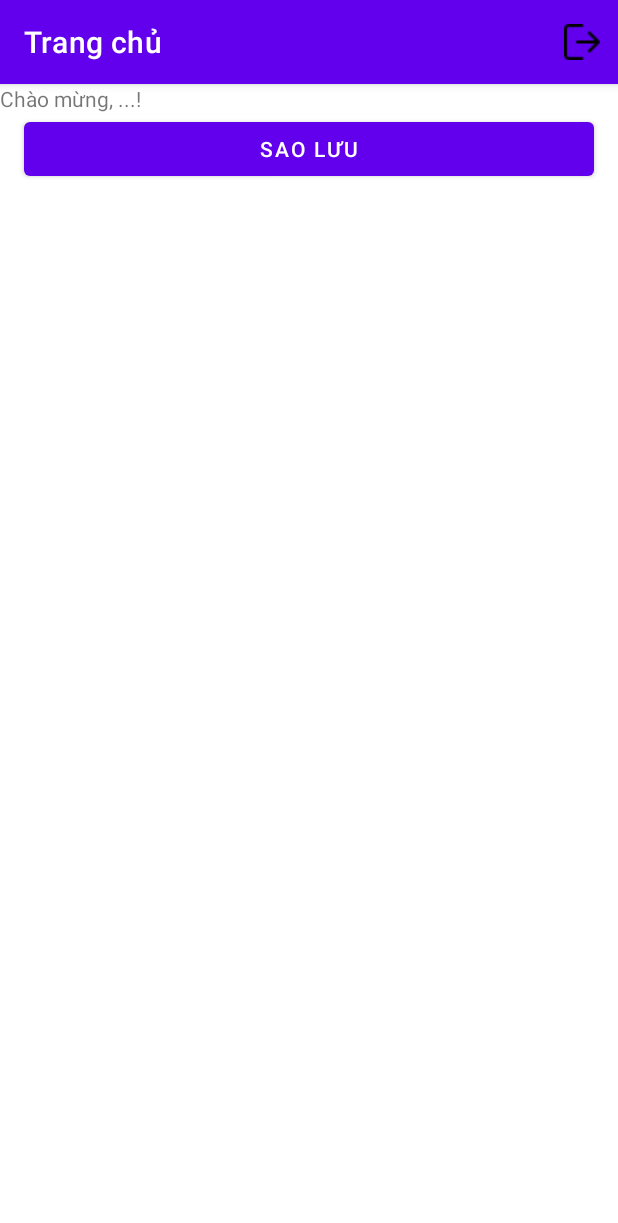
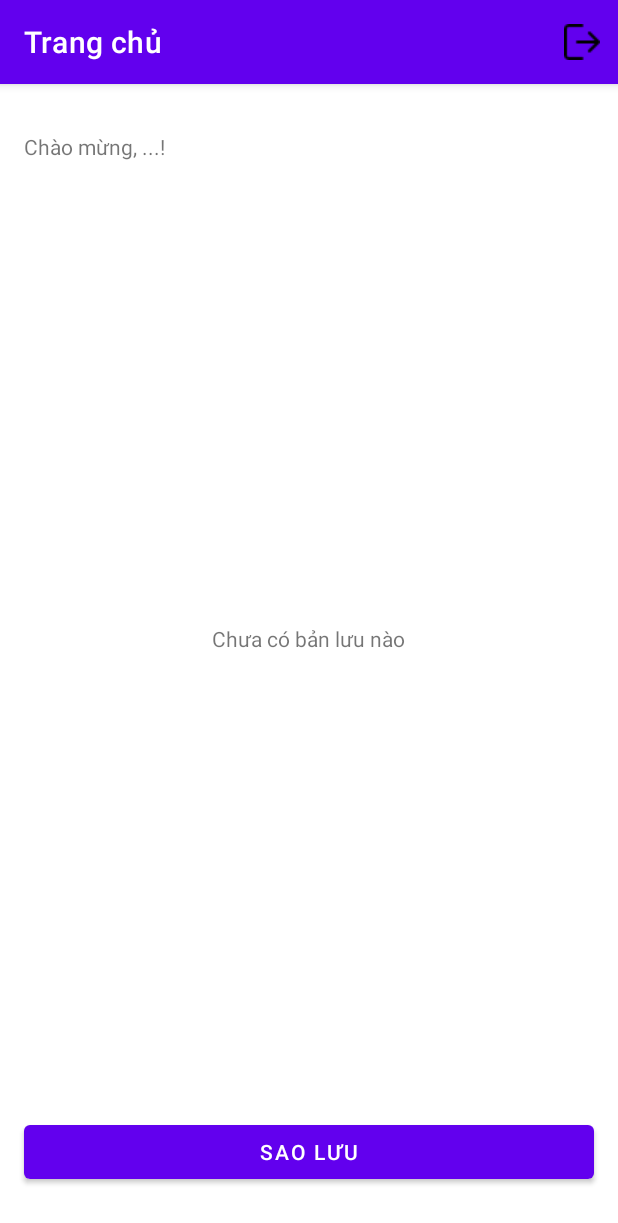
Before and after one commit to nhp200199/data-backup, an Android app: the screen it shows after launch once a user with an empty profile is signed in (HomeActivity), on a phone screen of 412 x 824 dp. Shown: the top 1223 px of the screen. Run offline under Robolectric (Android 15) with nearby library versions, the phone set to English and light mode, and no system bars; our stand-ins replace Firebase (no records; nobody signed in at launch, a user with empty details on screens opened directly), RxJava; 2 statements that could not run were skipped.

Commit message:
populate UI with records

```diff
--- a/app/build.gradle
+++ b/app/build.gradle
@@ -38,6 +38,7 @@ dependencies {
     implementation 'androidx.appcompat:appcompat:1.4.1'
     implementation 'com.google.android.material:material:1.5.0'
     implementation 'androidx.constraintlayout:constraintlayout:2.1.3'
+    implementation 'androidx.swiperefreshlayout:swiperefreshlayout:1.1.0'
     testImplementation 'junit:junit:4.13.2'
     androidTestImplementation 'androidx.test.ext:junit:1.1.3'
     androidTestImplementation 'androidx.test.espresso:espresso-core:3.4.0'
--- a/app/src/main/java/com/example/databackup/backup/view/HomeActivity.java
+++ b/app/src/main/java/com/example/databackup/backup/view/HomeActivity.java
@@ -5,6 +5,9 @@ import androidx.appcompat.app.AppCompatActivity;
 import androidx.core.app.ActivityCompat;
 import androidx.core.content.ContextCompat;
 import androidx.lifecycle.ViewModelProvider;
+import androidx.recyclerview.widget.DividerItemDecoration;
+import androidx.recyclerview.widget.LinearLayoutManager;
+import androidx.recyclerview.widget.RecyclerView;
 
 import android.Manifest;
 import android.content.Intent;
@@ -14,6 +17,7 @@ import android.util.Log;
 import android.view.Menu;
 import android.view.MenuInflater;
 import android.view.MenuItem;
+import android.view.View;
 import android.widget.Toast;
 
 import com.example.databackup.BaseActivity;
@@ -21,12 +25,15 @@ import com.example.databackup.R;
 import com.example.databackup.auth.repository.AuthRepository;
 import com.example.databackup.auth.view.LoginActivity;
 import com.example.databackup.backup.repository.RecordsRepository;
+import com.example.databackup.backup.view.adapter.RecordsAdapter;
 import com.example.databackup.backup.viewmodel.HomeViewModel;
 import com.example.databackup.databinding.ActivityHomeBinding;
 import com.google.android.gms.auth.api.signin.GoogleSignIn;
 import com.google.android.gms.auth.api.signin.GoogleSignInClient;
 import com.google.android.gms.auth.api.signin.GoogleSignInOptions;
 import com.google.firebase.auth.FirebaseAuth;
+
+import java.util.ArrayList;
 
 import io.reactivex.android.schedulers.AndroidSchedulers;
 import io.reactivex.disposables.CompositeDisposable;
@@ -45,6 +52,7 @@ public class HomeActivity extends BaseActivity {
     private ActivityHomeBinding binding;
     private HomeViewModel mHomeViewModel;
     private CompositeDisposable viewSubscription = new CompositeDisposable();
+    private RecordsAdapter mRecordsAdapter;
 
     @Override
     protected void onCreate(Bundle savedInstanceState) {
@@ -62,6 +70,24 @@ public class HomeActivity extends BaseActivity {
 
         mHomeViewModel.fetchRecords(userEmail);
 
+        setUpView();
+        setUpViewListeners();
+    }
+
+    private void setUpView() {
+        LinearLayoutManager layoutManager = new LinearLayoutManager(this, LinearLayoutManager.VERTICAL, false);
+        DividerItemDecoration dividerItemDecoration = new DividerItemDecoration(this,
+                layoutManager.getOrientation());
+        mRecordsAdapter = new RecordsAdapter(this, new ArrayList<Long>());
+        mRecordsAdapter.setClickListener((v, index) -> {
+            Toast.makeText(this, "clicked " + index, Toast.LENGTH_SHORT).show();
+        });
+        binding.rcvRecords.setAdapter(mRecordsAdapter);
+        binding.rcvRecords.setLayoutManager(layoutManager);
+        binding.rcvRecords.addItemDecoration(dividerItemDecoration);
+    }
+
+    private void setUpViewListeners() {
         binding.tvWelcomeUserEmail.setText(String.format(getString(R.string.home_activity_txt_welcome_user_with_argument), userEmail));
         binding.btnBackUp.setOnClickListener(v -> {
             if (!checkPermissions(NEEDED_PERMISSIONS)) {
@@ -81,15 +107,15 @@ public class HomeActivity extends BaseActivity {
 
     private void makeViewSubscriptions() {
         Disposable backUpStatusDisposable = mHomeViewModel.getBackUpStatusObservable().observeOn(AndroidSchedulers.mainThread()).subscribe(status -> {
-            Toast.makeText(this, "in_progress", Toast.LENGTH_SHORT).show();
             switch (status) {
                 case IN_PROGRESS:
-                    Toast.makeText(this, "in_progress", Toast.LENGTH_SHORT).show();
+                    showLoadingDialog();
                     break;
                 case FAIL:
-                    Toast.makeText(this, "fail", Toast.LENGTH_SHORT).show();
+                    showInformationPopup("Thất bại", "Có lỗi trong quá trình thực hiện. Vui lòng thử lại");
                     break;
                 case SUCCESS:
+                    hidePopup();
                     Toast.makeText(this, "success", Toast.LENGTH_SHORT).show();
                     break;
                 default:
@@ -101,6 +127,20 @@ public class HomeActivity extends BaseActivity {
 
         Disposable recordsDisposable = mHomeViewModel.getRecordsObservable().subscribe(longs -> {
             Log.i(TAG, "number of records: " + longs.size());
+            if (longs.size() == 0) {
+                binding.tvRecordsStatus.setVisibility(View.VISIBLE);
+                binding.rcvRecords.setVisibility(View.GONE);
+
+                binding.tvRecordsStatus.setText("Chưa có bản lưu nào");
+            }
+            else {
+                binding.tvRecordsStatus.setVisibility(View.GONE);
+                binding.rcvRecords.setVisibility(View.VISIBLE);
+
+                mRecordsAdapter.getCurrentValues().clear();
+                mRecordsAdapter.getCurrentValues().addAll(longs);
+                mRecordsAdapter.notifyDataSetChanged();
+            }
         });
 
         viewSubscription.add(backUpStatusDisposable);
--- /dev/null
+++ b/app/src/main/java/com/example/databackup/backup/view/adapter/RecordsAdapter.java
@@ -0,0 +1,88 @@
+package com.example.databackup.backup.view.adapter;
+
+import android.content.Context;
+import android.util.Log;
+import android.view.LayoutInflater;
+import android.view.View;
+import android.view.ViewGroup;
+import android.widget.TextView;
+
+import androidx.annotation.NonNull;
+import androidx.recyclerview.widget.RecyclerView;
+
+import com.example.databackup.R;
+
+import java.text.SimpleDateFormat;
+import java.util.ArrayList;
+import java.util.Date;
+import java.util.List;
+
+public class RecordsAdapter extends RecyclerView.Adapter<RecordsAdapter.ViewHolder> {
+
+    public interface ItemClickListener {
+        void onItemClick(View view, int position);
+    }
+
+    private List<Long> mData = new ArrayList<Long>();
+    private LayoutInflater mInflater;
+    private ItemClickListener mClickListener;
+
+    public RecordsAdapter(Context context, List<Long> data) {
+        this.mInflater = LayoutInflater.from(context);
+        this.mData = data;
+    }
+
+    public void setClickListener(ItemClickListener itemClickListener) {
+        this.mClickListener = itemClickListener;
+    }
+
+    @NonNull
+    @Override
+    public ViewHolder onCreateViewHolder(@NonNull ViewGroup parent, int viewType) {
+        View view = mInflater.inflate(R.layout.item_record, parent, false);
+        return new ViewHolder(view);
+    }
+
+    @Override
+    public void onBindViewHolder(@NonNull ViewHolder holder, int position) {
+        try {
+            long timestamps = mData.get(position);
+            Date date = new Date(timestamps);
+            SimpleDateFormat sdf = new SimpleDateFormat("dd/MM/yyyy HH:mm:ss");
+            String formattedDate = sdf.format(date);
+            holder.tvRecordName.setText(formattedDate);
+        } catch (Exception e) {
+            e.printStackTrace();
+            Log.e("TAG", "Error when format date time");
+            holder.tvRecordName.setText("---");
+        }
+    }
+
+    public List<Long> getCurrentValues() {
+        return mData;
+    }
+
+    @Override
+    public int getItemCount() {
+        return mData.size();
+    }
+
+    public class ViewHolder extends RecyclerView.ViewHolder implements View.OnClickListener {
+        TextView tvRecordName;
+
+        ViewHolder(View itemView) {
+            super(itemView);
+            tvRecordName = itemView.findViewById(R.id.tv_record_name);
+            itemView.setOnClickListener(this);
+        }
+
+        @Override
+        public void onClick(View view) {
+            if (mClickListener != null) mClickListener.onItemClick(view, getAdapterPosition());
+        }
+    }
+
+    long getItem(int id) {
+        return mData.get(id);
+    }
+}
--- a/app/src/main/res/layout/activity_home.xml
+++ b/app/src/main/res/layout/activity_home.xml
@@ -1,21 +1,48 @@
 <?xml version="1.0" encoding="utf-8"?>
-<LinearLayout xmlns:android="http://schemas.android.com/apk/res/android"
+<androidx.swiperefreshlayout.widget.SwipeRefreshLayout xmlns:android="http://schemas.android.com/apk/res/android"
     xmlns:tools="http://schemas.android.com/tools"
     android:layout_width="match_parent"
     android:layout_height="match_parent"
-    android:orientation="vertical"
     tools:context=".backup.view.HomeActivity">
 
+    <LinearLayout
+        android:layout_width="match_parent"
+        android:layout_height="match_parent"
+        android:orientation="vertical">
+
         <TextView
+            android:layout_marginTop="32dp"
+            android:layout_marginStart="16dp"
+            android:layout_marginBottom="32dp"
             android:id="@+id/tv_welcome_user_email"
             android:layout_width="wrap_content"
             android:layout_height="wrap_content"
             android:text="@string/home_activity_txt_welcome_user_with_argument"/>
 
+        <FrameLayout
+            android:layout_width="match_parent"
+            android:layout_height="0dp"
+            android:layout_weight="1">
+
+            <androidx.recyclerview.widget.RecyclerView
+                android:id="@+id/rcv_records"
+                android:layout_width="match_parent"
+                android:layout_height="match_parent" />
+
+            <TextView
+                android:id="@+id/tv_records_status"
+                android:layout_width="wrap_content"
+                android:layout_height="wrap_content"
+                android:text="hello"
+                android:layout_gravity="center"/>
+        </FrameLayout>
+
         <Button
             android:id="@+id/btn_back_up"
             android:layout_marginHorizontal="16dp"
+            android:layout_marginVertical="32dp"
             android:layout_width="match_parent"
             android:layout_height="wrap_content"
             android:text="Sao lưu"/>
     </LinearLayout>
+</androidx.swiperefreshlayout.widget.SwipeRefreshLayout>
```
Also changed, not shown: app/src/main/res/layout/item_record.xml (added, +9 -0 lines). Lines whose indentation alone changed are shown as unchanged.
